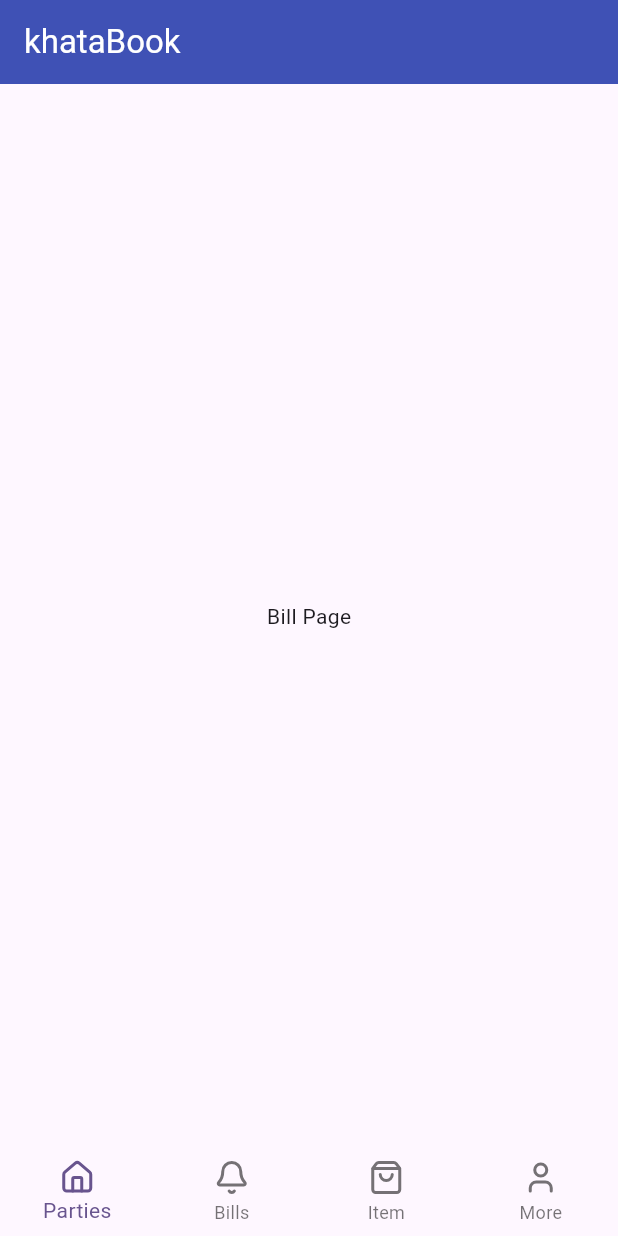
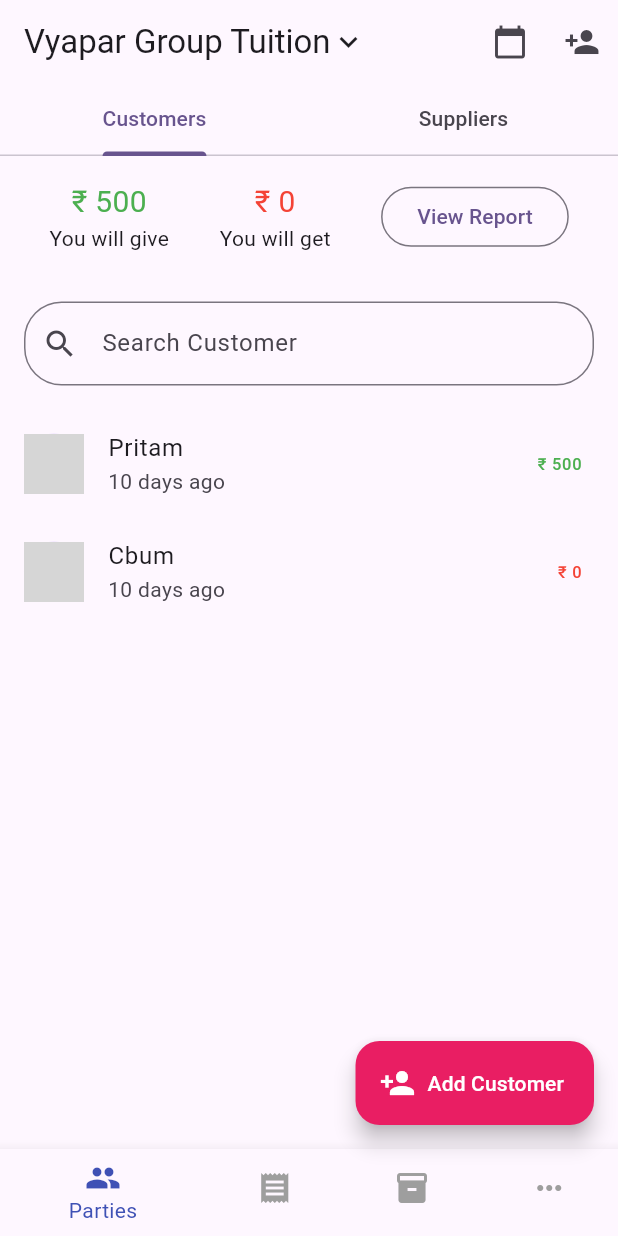
Before and after one commit to ThedistortedFrequency/khatabookclone, a Flutter app: the screen it shows after launch, on a phone screen of 412 x 824 dp. Run offline on Flutter 3.47's test engine with Material 3 defaults, Android fonts, the light colour scheme and no system bars; network calls fail; grey boxes are pictures that could not be loaded.

Commit message:
dummy work

```diff
--- a/lib/homepage.dart
+++ b/lib/homepage.dart
@@ -1,65 +1,146 @@
 import 'package:flutter/material.dart';
-import 'package:khatabookclone/bottamnavigator/billpage.dart';
-import 'package:khatabookclone/bottamnavigator/parties.dart';
-import 'package:lucide_icons/lucide_icons.dart';
 
-class HomePage extends StatefulWidget {
-  const HomePage({super.key});
-
-  @override
-  State<HomePage> createState() => _HomePageState();
-}
-
-class _HomePageState extends State<HomePage> {
-  int currentIndex = 0;
-  List bottompages = const [BillPage(), PartiesPage()];
+class HomePage extends StatelessWidget {
   @override
   Widget build(BuildContext context) {
-    return Scaffold(
+    return DefaultTabController(
+      length: 2,
+      child: Scaffold(
         appBar: AppBar(
-        title: const Text(
-          "khataBook",
+          title: const Row(
+            children: [
+              Text('Vyapar Group Tuition'),
+              Icon(Icons.keyboard_arrow_down),
+            ],
+          ),
+          actions: [
+            IconButton(
+              icon: const Icon(Icons.calendar_today),
+              onPressed: () {},
+            ),
+            IconButton(
+              icon: const Icon(Icons.person_add),
+              onPressed: () {},
+            ),
+            // Add spacing between icons
+          ],
+          bottom: const TabBar(
+            tabs: [
+              Tab(text: 'Customers'),
+              Tab(text: 'Suppliers'),
+            ],
+          ),
+        ),
+        body: Column(
+          children: [
+            Padding(
+              padding: const EdgeInsets.all(16.0),
+              child: Row(
+                mainAxisAlignment: MainAxisAlignment.spaceAround,
+                children: [
+                  const Column(
+                    children: [
+                      Text('₹ 500',
+                          style: TextStyle(fontSize: 20, color: Colors.green)),
+                      Text('You will give'),
+                    ],
+                  ),
+                  const Column(
+                    children: [
+                      Text('₹ 0',
+                          style: TextStyle(fontSize: 20, color: Colors.red)),
+                      Text('You will get'),
+                    ],
+                  ),
+                  OutlinedButton(
+                    onPressed: () {},
+                    child: const Text('View Report'),
+                  ),
+                ],
+              ),
+            ),
+            const Padding(
+              padding: EdgeInsets.all(16.0),
+              child: TextField(
+                decoration: InputDecoration(
+                  prefixIcon: Icon(Icons.search),
+                  hintText: 'Search Customer',
+                  border: OutlineInputBorder(
+                    borderRadius: BorderRadius.all(Radius.circular(25.0)),
+                  ),
+                ),
+              ),
+            ),
+            Expanded(
+              child: TabBarView(
+                children: [
+                  CustomerListView(),
+                  const Center(child: Text('Suppliers')),
+                ],
+              ),
+            ),
+          ],
+        ),
+        floatingActionButton: FloatingActionButton.extended(
+          onPressed: () {},
+          label: const Text(
+            'Add Customer',
             style: TextStyle(color: Colors.white),
           ),
-        backgroundColor: Colors.indigo,
+          icon: const Icon(Icons.person_add, color: Colors.white),
+          backgroundColor: Colors.pink,
         ),
-      body: bottompages[currentIndex],
         bottomNavigationBar: BottomNavigationBar(
-        type: BottomNavigationBarType.fixed,
-        elevation: 0.0,
-        currentIndex: currentIndex,
-        onTap: (value) {
-          setState(() {
-            currentIndex = value;
-          });
-        },
-        items: const [
+          items: const <BottomNavigationBarItem>[
             BottomNavigationBarItem(
-            icon: Icon(
-              LucideIcons.home,
-            ),
-            label: "Parties",
+              icon: Icon(Icons.people),
+              label: 'Parties',
             ),
             BottomNavigationBarItem(
-            icon: Icon(
-              LucideIcons.bell,
-            ),
-            label: "Bills",
+              icon: Icon(Icons.receipt),
+              label: 'Bills',
             ),
             BottomNavigationBarItem(
-            icon: Icon(
-              LucideIcons.shoppingBag,
-            ),
-            label: "Item",
+              icon: Icon(Icons.inventory),
+              label: 'Items',
             ),
             BottomNavigationBarItem(
-            icon: Icon(
-              LucideIcons.user,
-            ),
-            label: "More",
+              icon: Icon(Icons.more_horiz),
+              label: 'More',
             ),
           ],
+          currentIndex: 0,
+          selectedItemColor: Colors.indigo,
+          unselectedItemColor: Colors.grey[500],
+          onTap: (index) {},
+        ),
       ),
     );
   }
 }
+
+class CustomerListView extends StatelessWidget {
+  @override
+  Widget build(BuildContext context) {
+    return ListView(
+      children: [
+        const ListTile(
+          leading: CircleAvatar(
+            backgroundImage: NetworkImage('https://via.placeholder.com/150'),
+          ),
+          title: Text('Pritam'),
+          subtitle: Text('10 days ago'),
+          trailing: Text('₹ 500', style: TextStyle(color: Colors.green)),
+        ),
+        const ListTile(
+          leading: CircleAvatar(
+            backgroundImage: NetworkImage('https://via.placeholder.com/150'),
+          ),
+          title: Text('Cbum'),
+          subtitle: Text('10 days ago'),
+          trailing: Text('₹ 0', style: TextStyle(color: Colors.red)),
+        ),
+      ],
+    );
+  }
+}
--- a/lib/main.dart
+++ b/lib/main.dart
@@ -17,7 +17,7 @@
         colorScheme: ColorScheme.fromSeed(seedColor: Colors.deepPurple),
         useMaterial3: true,
       ),
-      home: const HomePage(),
+      home: HomePage(),
       debugShowCheckedModeBanner: false,
     );
   }
```
Also changed, not shown: lib/customerpage.dart (added), 2 other files. Lines whose indentation alone changed are shown as unchanged.
